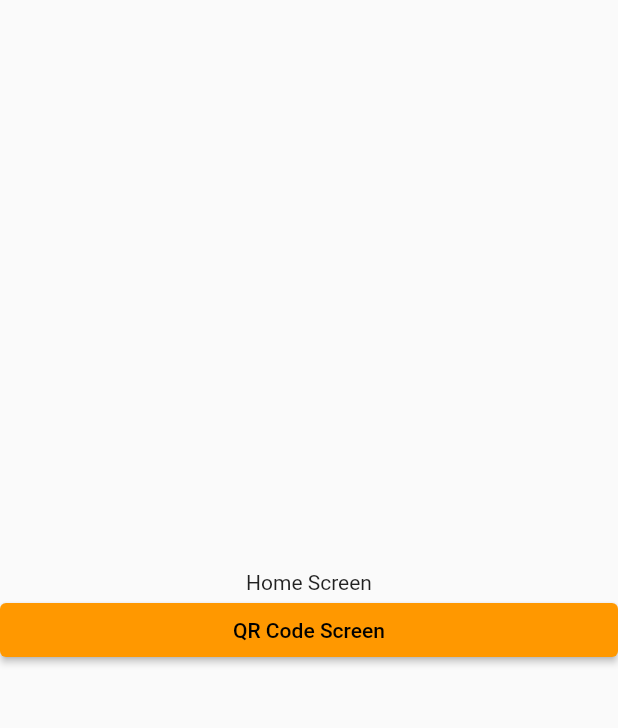
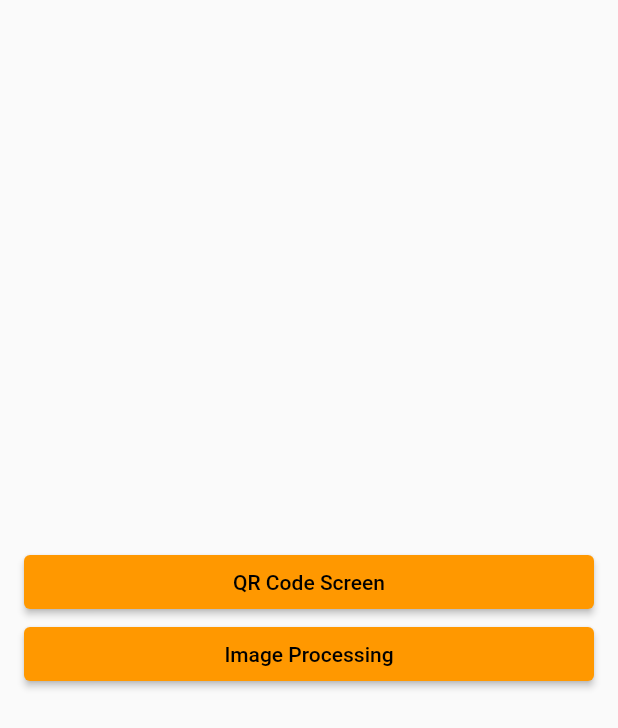
Before and after one commit to quannh287/flutter-layouts, a Flutter app: the screen it shows after launch, on a phone screen of 412 x 824 dp. Shown: the top 728 px of the screen. Run offline on Flutter 3.47's test engine with Material 2 defaults, Android fonts, the phone set to English and light mode, and no system bars; our stand-ins replace image_picker, video_player; missing offline and left inert: qr_code_scanner.

Commit message:
implement image/video processing feature

```diff
--- a/lib/features/home_screen.dart
+++ b/lib/features/home_screen.dart
@@ -6,18 +6,26 @@ class HomeScreen extends StatelessWidget {
   @override
   Widget build(BuildContext context) {
     return Scaffold(
-      body: Column(
+      body: Padding(
+        padding: const EdgeInsets.symmetric(horizontal: 16.0),
+        child: Column(
           mainAxisAlignment: MainAxisAlignment.center,
           crossAxisAlignment: CrossAxisAlignment.stretch,
           children: [
-          Text("Home Screen", textAlign: TextAlign.center),
             ElevatedButton(
               onPressed: () {
                 Navigator.pushNamed(context, '/qr-scanner');
               },
               child: Text('QR Code Screen'),
             ),
+            ElevatedButton(
+              onPressed: () {
+                Navigator.pushNamed(context, '/image-processing');
+              },
+              child: Text('Image Processing'),
+            ),
           ],
+        ),
       ),
     );
   }
--- a/lib/main.dart
+++ b/lib/main.dart
@@ -1,5 +1,6 @@
 import 'package:flutter/material.dart';
 import 'package:layouts/features/home_screen.dart';
+import 'package:layouts/features/processing/image_processing.dart';
 import 'package:layouts/features/qr_code_scanner.dart';
 
 void main() {
@@ -21,6 +22,7 @@ class MyApp extends StatelessWidget {
       routes: {
         "/": (context) => const HomeScreen(),
         "/qr-scanner": (context) => const QRCodeScanner(),
+        "/image-processing": (context) => const ImageProcessing(),
       },
     );
   }
--- a/pubspec.yaml
+++ b/pubspec.yaml
@@ -35,13 +35,15 @@ dependencies:
   # The following adds the Cupertino Icons font to your application.
   # Use with the CupertinoIcons class for iOS style icons.
   cupertino_icons: ^1.0.2
-#  image: ^4.0.15
-#  video_editor: ^2.4.0
 #  gantt_chart: ^0.3.0
 #  flutter_pdfview: ^1.2.9
 #  flutter_background_geolocation: ^4.9.0
 #  sensors_plus: ^2.0.2
   qr_code_scanner: ^1.0.1
+  image_picker: ^0.8.7
+  video_editor: ^2.4.0
+  image: ^4.0.15
+  path_provider: ^2.0.14
 
 dev_dependencies:
   flutter_test:
```
Also changed, not shown: lib/features/processing/image_processing.dart (added, +93 -0 lines), 4 other files. Lines whose indentation alone changed are shown as unchanged.
